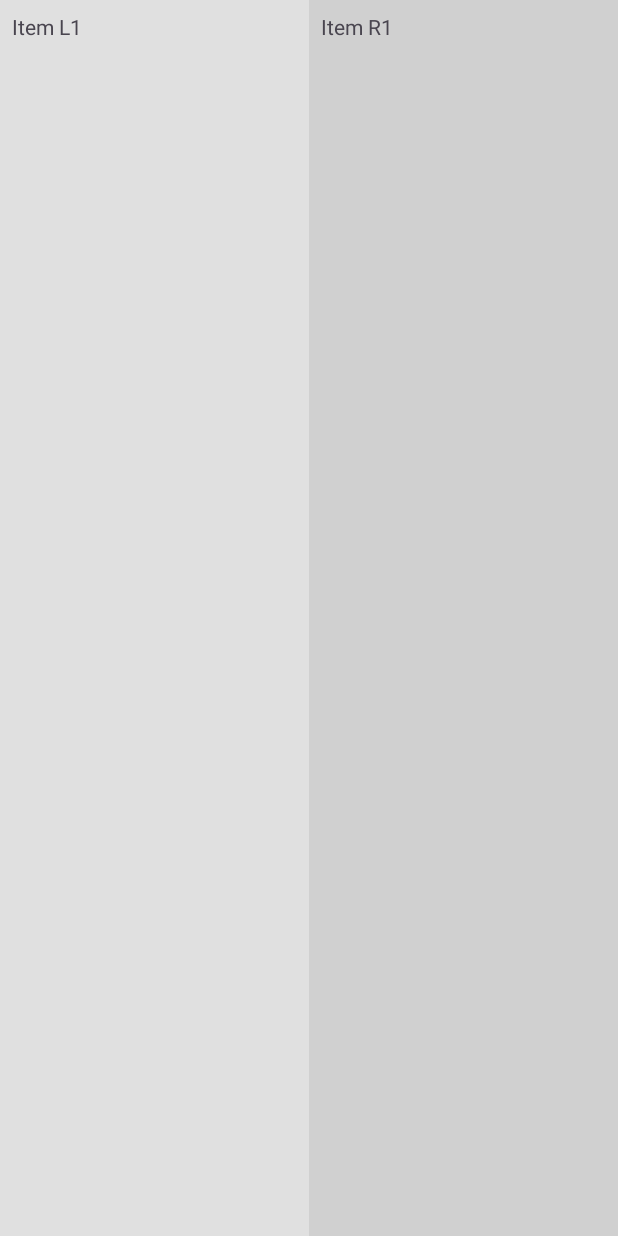
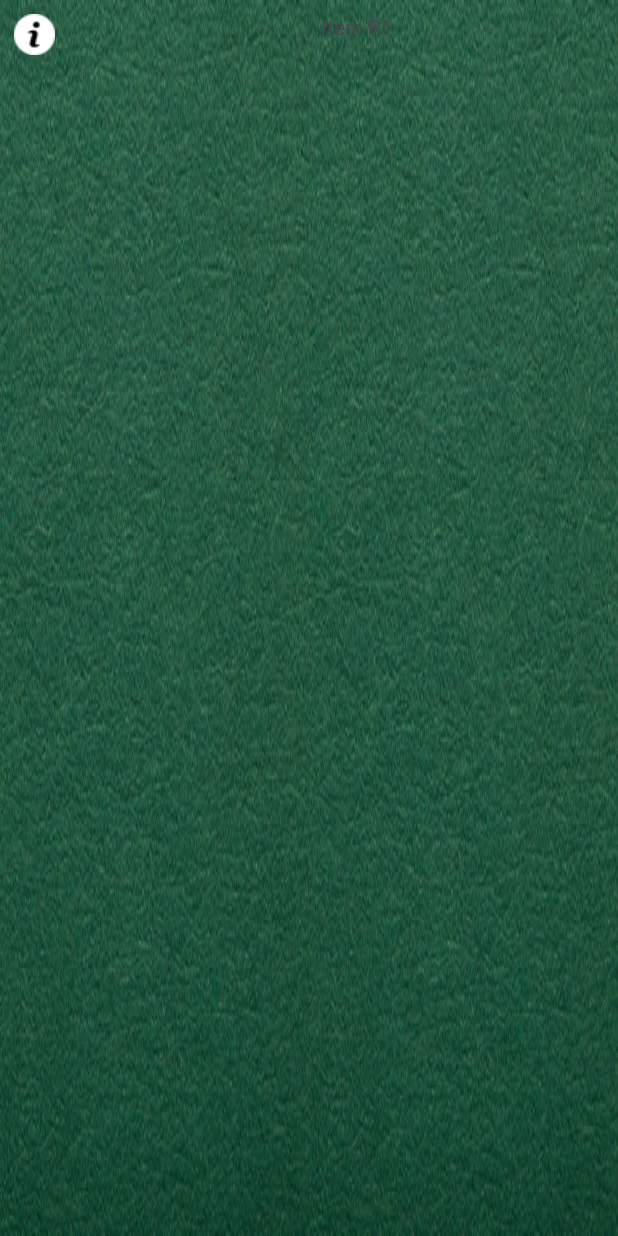
Before and after one commit to unaigarcia02/SoloWin, an Android app: the BuscaMinasActivity screen opened directly, with no data from a screen before it, on a phone screen of 412 x 824 dp. Run offline under Robolectric (Android 15) with nearby library versions, the light colour scheme and no system bars.

Commit message:
Fondo del gridlayout

```diff
--- a/app/src/main/res/layout/activity_busca_minas.xml
+++ b/app/src/main/res/layout/activity_busca_minas.xml
@@ -16,19 +16,23 @@
         android:rowCount="2"
         android:columnCount="2"
         android:padding="8dp"
-        android:background="#E0E0E0"
+        android:background="@drawable/tapete2"
         app:layout_constraintTop_toTopOf="parent"
         app:layout_constraintBottom_toBottomOf="parent"
         app:layout_constraintStart_toStartOf="parent"
         app:layout_constraintEnd_toStartOf="@+id/rightGridLayout">
 
         <!-- Elementos dentro del GridLayout izquierdo -->
-        <TextView
-            android:layout_width="wrap_content"
-            android:layout_height="wrap_content"
-            android:layout_row="0"
-            android:layout_column="0"
-            android:text="Item L1" />
+        <ImageButton
+            android:id="@+id/infobtn"
+            android:layout_width="29dp"
+            android:layout_height="29dp"
+            android:contentDescription=""
+            app:layout_constraintStart_toStartOf="parent"
+            app:layout_constraintTop_toTopOf="parent"
+            app:srcCompat="@drawable/info"
+            tools:ignore="ContentDescription" />
+
         <!-- Agrega más elementos aquí -->
     </GridLayout>
 
@@ -40,7 +44,7 @@
         android:rowCount="2"
         android:columnCount="2"
         android:padding="8dp"
-        android:background="#D0D0D0"
+        android:background="@drawable/tapete2"
         app:layout_constraintTop_toTopOf="parent"
         app:layout_constraintBottom_toBottomOf="parent"
         app:layout_constraintStart_toEndOf="@id/leftGridLayout"
```
